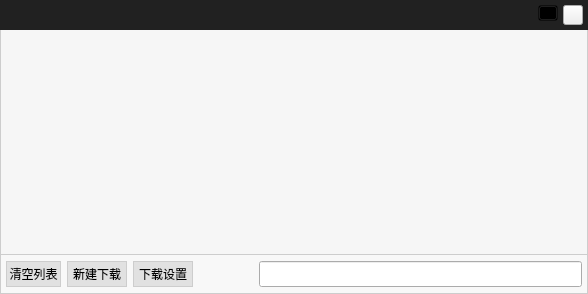
Before: the Qt Designer form VideoPlayer/browser/WebDownLoadList.ui in huizhang556/pc-video-player, drawn with Qt 5.
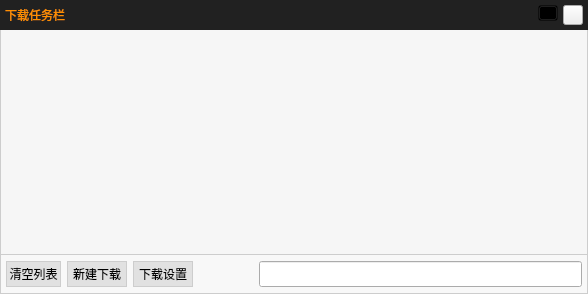
After: the same form once the commit is applied. Icons and pictures are not drawn.

```diff
--- a/VideoPlayer/browser/WebDownLoadList.ui
+++ b/VideoPlayer/browser/WebDownLoadList.ui
@@ -118,13 +118,13 @@
               <widget class="QLabel" name="label_title">
                <property name="minimumSize">
                 <size>
-                 <width>200</width>
+                 <width>70</width>
                  <height>25</height>
                 </size>
                </property>
                <property name="maximumSize">
                 <size>
-                 <width>16777215</width>
+                 <width>70</width>
                  <height>25</height>
                 </size>
                </property>
@@ -132,10 +132,11 @@
                 <string notr="true">QLabel
 {
 border:1px solid transparent;
+color:#ff8f00;
 }</string>
                </property>
                <property name="text">
-                <string/>
+                <string>下载任务栏</string>
                </property>
                <property name="alignment">
                 <set>Qt::AlignCenter</set>
```
Left out of the diff: 20 changed lines with no effect on the pictures.
